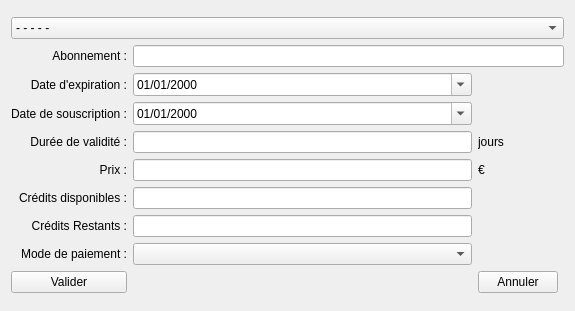
This is f_ajoutercoticarte.ui in nivhg/ludopen as Qt 5 draws it before an edit. The edited form follows.
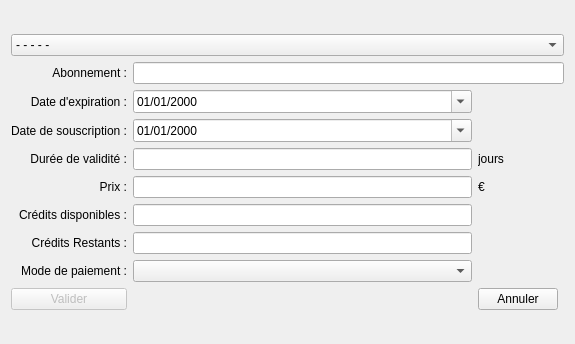
This is the edited form. Icons and pictures are not drawn.

What changed in the file:
```diff
--- a/f_ajoutercoticarte.ui
+++ b/f_ajoutercoticarte.ui
@@ -7,7 +7,7 @@
     <x>0</x>
     <y>0</y>
     <width>575</width>
-    <height>311</height>
+    <height>344</height>
    </rect>
   </property>
   <property name="windowTitle">
@@ -162,6 +162,9 @@
      </item>
      <item row="13" column="1">
       <widget class="QPushButton" name="Bt_Valider">
+       <property name="enabled">
+        <bool>false</bool>
+       </property>
        <property name="text">
         <string>Valider</string>
        </property>
```
